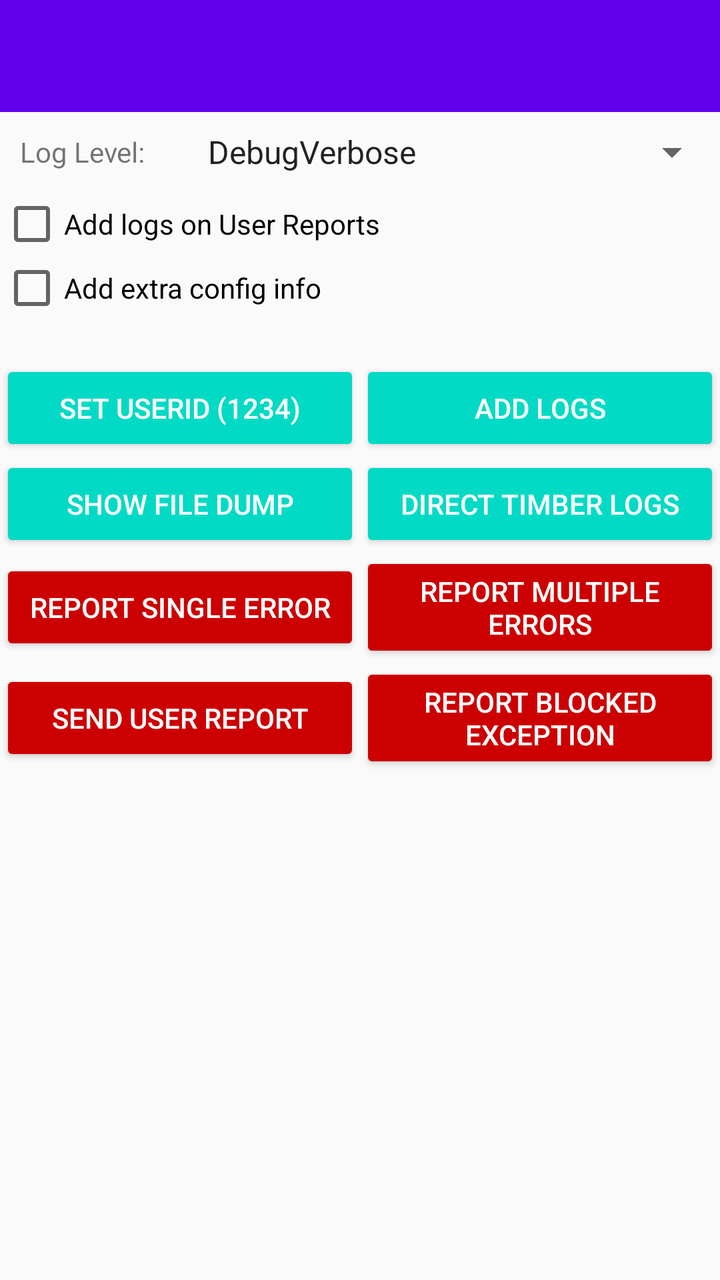
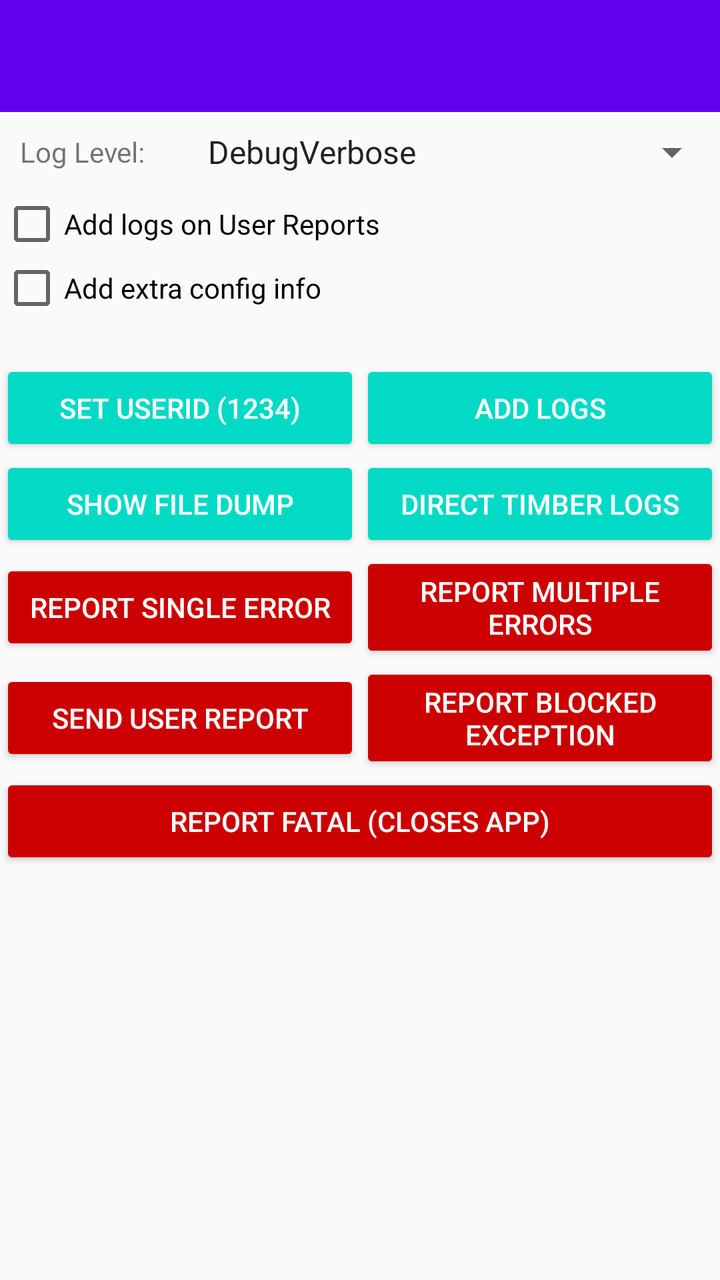

Before-and-after screenshots of an Android layout around one commit, followed by the original layout XML and the change that was made.
<!-- AndroidManifest.xml: application theme AppTheme -->
<!-- res/layout/activity_main.xml -->
<?xml version="1.0" encoding="utf-8"?>
<ScrollView xmlns:android="http://schemas.android.com/apk/res/android"
    xmlns:app="http://schemas.android.com/apk/res-auto"
    xmlns:tools="http://schemas.android.com/tools"
    android:layout_width="match_parent"
    android:layout_height="match_parent"
    android:fillViewport="true">

    <LinearLayout
        android:layout_width="match_parent"
        android:layout_height="match_parent"
        tools:context=".MainActivity"
        android:orientation="vertical">

        <com.google.android.material.appbar.AppBarLayout
            android:layout_width="match_parent"
            android:layout_height="wrap_content"
            android:theme="@style/AppTheme.AppBarOverlay">

            <androidx.appcompat.widget.Toolbar
                android:id="@+id/toolbar"
                android:layout_width="match_parent"
                android:layout_height="?attr/actionBarSize"
                android:background="?attr/colorPrimary"
                app:popupTheme="@style/AppTheme.PopupOverlay" />

        </com.google.android.material.appbar.AppBarLayout>

        <LinearLayout
            android:layout_width="match_parent"
            android:layout_height="wrap_content"
            android:orientation="horizontal"
            android:gravity="center">

            <TextView
                android:layout_width="wrap_content"
                android:layout_height="wrap_content"
                android:layout_marginRight="10dp"
                android:padding="10dp"
                android:text="Log Level: " />

            <Spinner
                android:id="@+id/level_selector"
                android:layout_width="0dp"
                android:layout_weight="1"
                android:layout_height="40dp"
                android:drawSelectorOnTop="true"
                android:entries="@array/levels" />

        </LinearLayout>

        <CheckBox
            android:text="Add logs on User Reports"
            android:id="@+id/enable_user_report_logs"
            android:layout_width="match_parent"
            android:layout_height="wrap_content" />

        <CheckBox
            android:text="Add extra config info"
            android:id="@+id/enable_extra_config_info"
            android:layout_width="match_parent"
            android:layout_height="wrap_content" />

        <View
            android:layout_width="match_parent"
            android:layout_height="20dp" />

        <LinearLayout
            android:layout_width="match_parent"
            android:layout_height="wrap_content"
            android:orientation="horizontal">

            <Button
                style="@style/Widget.AppCompat.Button.Colored"
                android:id="@+id/add_user_id"
                android:layout_width="0dp"
                android:layout_weight="1"
                android:layout_height="wrap_content"
                android:text="Set UserId (1234)"
                android:layout_gravity="center"/>

            <Button
                style="@style/Widget.AppCompat.Button.Colored"
                android:id="@+id/log_things"
                android:layout_width="0dp"
                android:layout_weight="1"
                android:layout_height="wrap_content"
                android:text="Add logs"
                android:layout_gravity="center"/>

        </LinearLayout>

        <LinearLayout
            android:layout_width="match_parent"
            android:layout_height="wrap_content"
            android:orientation="horizontal">

            <Button
                style="@style/Widget.AppCompat.Button.Colored"
                android:id="@+id/dump_file_button"
                android:layout_width="0dp"
                android:layout_weight="1"
                android:layout_height="wrap_content"
                android:text="SHOW FILE DUMP"
                android:layout_gravity="center"/>

            <Button
                style="@style/Widget.AppCompat.Button.Colored"
                android:id="@+id/direct_timber"
                android:layout_width="0dp"
                android:layout_weight="1"
                android:layout_height="wrap_content"
                android:text="Direct Timber logs"
                android:layout_gravity="center"/>

        </LinearLayout>

        <LinearLayout
            android:layout_width="match_parent"
            android:layout_height="wrap_content"
            android:orientation="horizontal">

            <Button
                style="@style/Widget.AppCompat.Button.Colored"
                android:id="@+id/single_non_fatal"
                android:layout_width="0dp"
                android:layout_weight="1"
                android:layout_height="wrap_content"
                android:text="Report Single Error"
                android:backgroundTint="@android:color/holo_red_dark"
                android:layout_gravity="center"/>

            <Button
                style="@style/Widget.AppCompat.Button.Colored"
                android:id="@+id/all_non_fatals"
                android:layout_width="0dp"
                android:layout_weight="1"
                android:layout_height="wrap_content"
                android:text="Report Multiple Errors"
                android:backgroundTint="@android:color/holo_red_dark"
                android:layout_gravity="center"/>

        </LinearLayout>

        <LinearLayout
            android:layout_width="match_parent"
            android:layout_height="wrap_content"
            android:orientation="horizontal">

            <Button
                style="@style/Widget.AppCompat.Button.Colored"
                android:id="@+id/user_report"
                android:layout_width="0dp"
                android:layout_weight="1"
                android:layout_height="wrap_content"
                android:text="Send User Report"
                android:backgroundTint="@android:color/holo_red_dark"
                android:layout_gravity="center"/>

            <Button
                style="@style/Widget.AppCompat.Button.Colored"
                android:id="@+id/log_blocked_exception"
                android:layout_width="0dp"
                android:layout_weight="1"
                android:layout_height="wrap_content"
                android:text="Report Blocked Exception"
                android:backgroundTint="@android:color/holo_red_dark"
                android:layout_gravity="center"/>

        </LinearLayout>

        <TextView
            android:id="@+id/demo_text"
            android:layout_width="match_parent"
            android:layout_height="wrap_content"
            android:textSize="12sp"
            android:padding="16dp"
            android:fontFamily="monospace"
            android:textColor="#333333"/>

    </LinearLayout>

</ScrollView>
<!-- resources referenced by this layout -->
<resources>
  <string-array name="levels">
          <item>DebugVerbose</item>
          <item>Debug</item>
          <item>Release</item>
          <item>ReleaseAdvanced</item>
      </string-array>
  <style name="AppTheme.AppBarOverlay" parent="ThemeOverlay.AppCompat.Dark.ActionBar" />
  <style name="AppTheme.PopupOverlay" parent="ThemeOverlay.AppCompat.Light" />
  <style name="AppTheme" parent="Theme.AppCompat.Light.NoActionBar">
          
          <item name="colorPrimary">@color/colorPrimary</item>
          <item name="colorPrimaryDark">@color/colorPrimaryDark</item>
          <item name="colorAccent">@color/colorAccent</item>
      </style>
  <color name="colorPrimary">#6200EE</color>
  <color name="colorPrimaryDark">#3700B3</color>
  <color name="colorAccent">#03DAC5</color>
</resources>

<!-- the commit's change to res/layout/activity_main.xml (unified diff, before → after) -->
@@ -169,6 +169,15 @@
 
         </LinearLayout>
 
+        <Button
+            style="@style/Widget.AppCompat.Button.Colored"
+            android:id="@+id/fatal_crash"
+            android:layout_width="match_parent"
+            android:layout_height="wrap_content"
+            android:text="Report Fatal (closes app)"
+            android:backgroundTint="@android:color/holo_red_dark"
+            android:layout_gravity="center"/>
+
         <TextView
             android:id="@+id/demo_text"
             android:layout_width="match_parent"
